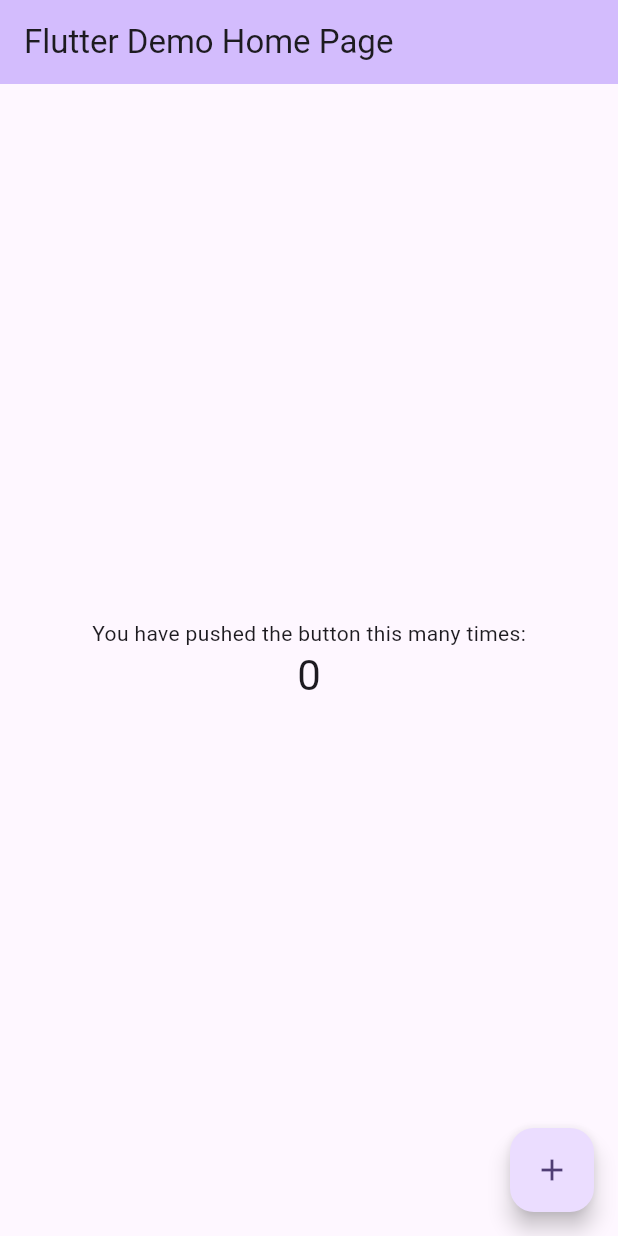
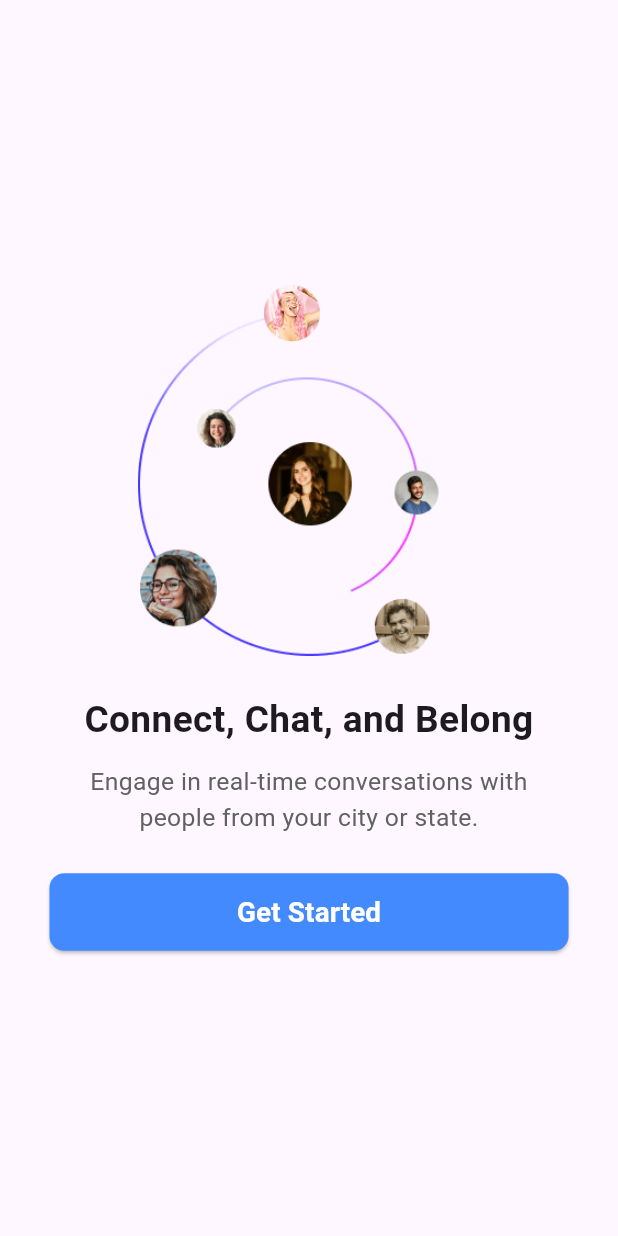
Before and after one commit to Umair-Amjad-Ali/chat_app, a Flutter app: the screen it shows after launch, on a phone screen of 412 x 824 dp. Run offline on Flutter 3.47's test engine with Material 3 defaults, Android fonts, the phone set to English and light mode, and no system bars.

Commit message:
`Added OnboardingScreen and updated main.dart and pubspec.yaml`

```diff
--- a/lib/main.dart
+++ b/lib/main.dart
@@ -1,3 +1,4 @@
+import 'package:chat_app/views/onbaording/onbaording_screen.dart';
 import 'package:flutter/material.dart';
 
 void main() {
@@ -11,115 +12,8 @@ class MyApp extends StatelessWidget {
   @override
   Widget build(BuildContext context) {
     return MaterialApp(
-      title: 'Flutter Demo',
-      theme: ThemeData(
-        // This is the theme of your application.
-        //
-        // TRY THIS: Try running your application with "flutter run". You'll see
-        // the application has a purple toolbar. Then, without quitting the app,
-        // try changing the seedColor in the colorScheme below to Colors.green
-        // and then invoke "hot reload" (save your changes or press the "hot
-        // reload" button in a Flutter-supported IDE, or press "r" if you used
-        // the command line to start the app).
-        //
-        // Notice that the counter didn't reset back to zero; the application
-        // state is not lost during the reload. To reset the state, use hot
-        // restart instead.
-        //
-        // This works for code too, not just values: Most code changes can be
-        // tested with just a hot reload.
-        colorScheme: ColorScheme.fromSeed(seedColor: Colors.deepPurple),
-        useMaterial3: true,
-      ),
-      home: const MyHomePage(title: 'Flutter Demo Home Page'),
+      title: 'Chat App',
+      home: const OnboardingScreen(),
     );
   }
 }
-
-class MyHomePage extends StatefulWidget {
-  const MyHomePage({super.key, required this.title});
-
-  // This widget is the home page of your application. It is stateful, meaning
-  // that it has a State object (defined below) that contains fields that affect
-  // how it looks.
-
-  // This class is the configuration for the state. It holds the values (in this
-  // case the title) provided by the parent (in this case the App widget) and
-  // used by the build method of the State. Fields in a Widget subclass are
-  // always marked "final".
-
-  final String title;
-
-  @override
-  State<MyHomePage> createState() => _MyHomePageState();
-}
-
-class _MyHomePageState extends State<MyHomePage> {
-  int _counter = 0;
-
-  void _incrementCounter() {
-    setState(() {
-      // This call to setState tells the Flutter framework that something has
-      // changed in this State, which causes it to rerun the build method below
-      // so that the display can reflect the updated values. If we changed
-      // _counter without calling setState(), then the build method would not be
-      // called again, and so nothing would appear to happen.
-      _counter++;
-    });
-  }
-
-  @override
-  Widget build(BuildContext context) {
-    // This method is rerun every time setState is called, for instance as done
-    // by the _incrementCounter method above.
-    //
-    // The Flutter framework has been optimized to make rerunning build methods
-    // fast, so that you can just rebuild anything that needs updating rather
-    // than having to individually change instances of widgets.
-    return Scaffold(
-      appBar: AppBar(
-        // TRY THIS: Try changing the color here to a specific color (to
-        // Colors.amber, perhaps?) and trigger a hot reload to see the AppBar
-        // change color while the other colors stay the same.
-        backgroundColor: Theme.of(context).colorScheme.inversePrimary,
-        // Here we take the value from the MyHomePage object that was created by
-        // the App.build method, and use it to set our appbar title.
-        title: Text(widget.title),
-      ),
-      body: Center(
-        // Center is a layout widget. It takes a single child and positions it
-        // in the middle of the parent.
-        child: Column(
-          // Column is also a layout widget. It takes a list of children and
-          // arranges them vertically. By default, it sizes itself to fit its
-          // children horizontally, and tries to be as tall as its parent.
-          //
-          // Column has various properties to control how it sizes itself and
-          // how it positions its children. Here we use mainAxisAlignment to
-          // center the children vertically; the main axis here is the vertical
-          // axis because Columns are vertical (the cross axis would be
-          // horizontal).
-          //
-          // TRY THIS: Invoke "debug painting" (choose the "Toggle Debug Paint"
-          // action in the IDE, or press "p" in the console), to see the
-          // wireframe for each widget.
-          mainAxisAlignment: MainAxisAlignment.center,
-          children: <Widget>[
-            const Text(
-              'You have pushed the button this many times:',
-            ),
-            Text(
-              '$_counter',
-              style: Theme.of(context).textTheme.headlineMedium,
-            ),
-          ],
-        ),
-      ),
-      floatingActionButton: FloatingActionButton(
-        onPressed: _incrementCounter,
-        tooltip: 'Increment',
-        child: const Icon(Icons.add),
-      ), // This trailing comma makes auto-formatting nicer for build methods.
-    );
-  }
-}
--- /dev/null
+++ b/lib/views/onbaording/onbaording_screen.dart
@@ -0,0 +1,68 @@
+import "package:chat_app/views/widgets/custom_button.dart";
+import "package:flutter/material.dart";
+
+class OnboardingScreen extends StatelessWidget {
+  const OnboardingScreen({super.key});
+
+  @override
+  Widget build(BuildContext context) {
+    // Get screen dimensions
+    double screenWidth = MediaQuery.of(context).size.width;
+    double screenHeight = MediaQuery.of(context).size.height;
+
+    return Scaffold(
+      body: SafeArea(
+        child: Padding(
+          padding: EdgeInsets.symmetric(
+            horizontal: screenWidth * 0.08, // 8% of screen width
+            vertical: screenHeight * 0.05, // 5% of screen height
+          ),
+          child: Center(
+            child: Column(
+              mainAxisAlignment: MainAxisAlignment.center,
+              children: [
+                // Image with responsive size
+                Image.asset(
+                  "assets/pngs/onbaording.png",
+                  width: screenWidth * 0.6, // 60% of screen width
+                  height: screenHeight * 0.3, // 30% of screen height
+                  fit: BoxFit.contain,
+                ),
+                SizedBox(height: screenHeight * 0.03), // 3% of screen height
+
+                // Main Heading
+                Text(
+                  "Connect, Chat, and Belong",
+                  textAlign: TextAlign.center,
+                  style: TextStyle(
+                    fontSize: screenWidth * 0.06, // 6% of screen width
+                    fontWeight: FontWeight.w600,
+                  ),
+                ),
+                SizedBox(height: screenHeight * 0.015),
+
+                // Subtext
+                Text(
+                  "Engage in real-time conversations with people from your city or state.",
+                  textAlign: TextAlign.center,
+                  style: TextStyle(
+                    fontSize: screenWidth * 0.04, // 4% of screen width
+                    fontWeight: FontWeight.w400,
+                    color: Colors.grey[700],
+                  ),
+                ),
+                SizedBox(height: screenHeight * 0.03),
+
+                // Custom Button
+                SizedBox(
+                  width: double.infinity, // 70% of screen width
+                  child: const CustomButton(),
+                ),
+              ],
+            ),
+          ),
+        ),
+      ),
+    );
+  }
+}
--- /dev/null
+++ b/lib/views/widgets/custom_button.dart
@@ -0,0 +1,33 @@
+import 'package:flutter/material.dart';
+
+class CustomButton extends StatelessWidget {
+  final VoidCallback? onPressed;
+
+  const CustomButton({super.key, this.onPressed});
+
+  @override
+  Widget build(BuildContext context) {
+    double screenWidth = MediaQuery.of(context).size.width;
+
+    return ElevatedButton(
+      onPressed: onPressed ?? () {}, // Default empty function if not provided
+      style: ElevatedButton.styleFrom(
+        backgroundColor: Colors.blueAccent,
+        padding: EdgeInsets.symmetric(
+          vertical: screenWidth * 0.03, // 3.5% of screen width
+        ),
+        shape: RoundedRectangleBorder(
+          borderRadius: BorderRadius.circular(10),
+        ),
+      ),
+      child: Text(
+        "Get Started",
+        style: TextStyle(
+          fontSize: screenWidth * 0.045, // 4.5% of screen width
+          color: Colors.white,
+          fontWeight: FontWeight.bold,
+        ),
+      ),
+    );
+  }
+}
```
Also changed, not shown: pubspec.yaml (+4 -6 lines), assets/pngs/onbaording.png (added), pubspec.lock (added), 8 other files.
